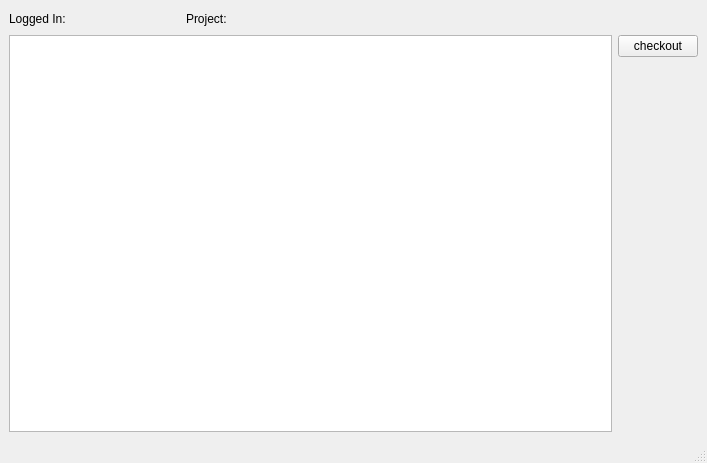
Above: mslib/msui/ui/ui_mscolab_version_history.ui from Open-MSS/MSS before the change. Below: the same form after it.
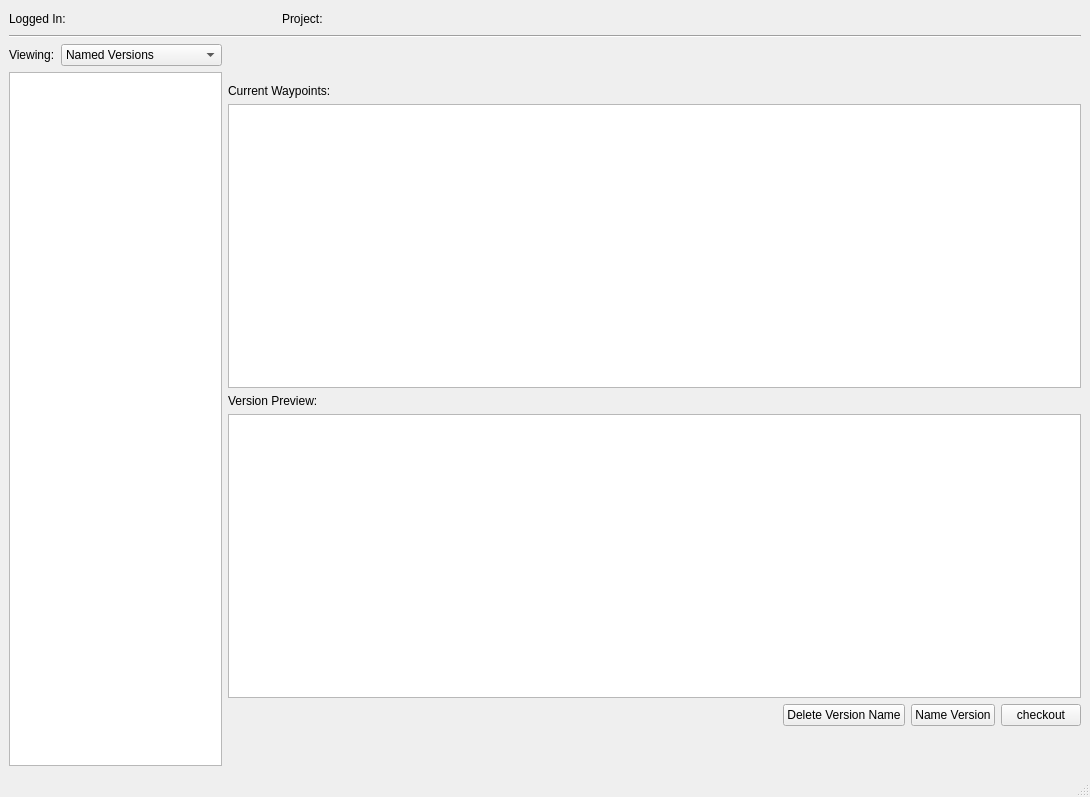
That is the form after the change.

Commit message: Completed version history window and removed autosave toggle from mscolab window and made it default

Patch:
```diff
--- a/mslib/msui/ui/ui_mscolab_version_history.ui
+++ b/mslib/msui/ui/ui_mscolab_version_history.ui
@@ -6,8 +6,8 @@
    <rect>
     <x>0</x>
     <y>0</y>
-    <width>707</width>
-    <height>463</height>
+    <width>1090</width>
+    <height>797</height>
    </rect>
   </property>
   <property name="windowTitle">
@@ -16,7 +16,7 @@
   <widget class="QWidget" name="centralwidget">
    <layout class="QGridLayout" name="gridLayout">
     <item row="0" column="0">
-     <layout class="QVBoxLayout" name="verticalLayout">
+     <layout class="QVBoxLayout" name="verticalLayout_3">
       <item>
        <layout class="QHBoxLayout" name="horizontalLayout_3" stretch="1,1,2">
         <property name="spacing">
@@ -67,25 +67,139 @@
        </layout>
       </item>
       <item>
-       <layout class="QHBoxLayout" name="horizontalLayout_6">
+       <widget class="Line" name="line">
+        <property name="orientation">
+         <enum>Qt::Horizontal</enum>
+        </property>
+       </widget>
+      </item>
+      <item>
+       <layout class="QHBoxLayout" name="horizontalLayout_4" stretch="1,4">
+        <item>
+         <layout class="QVBoxLayout" name="verticalLayout_2">
+          <item>
+           <layout class="QHBoxLayout" name="horizontalLayout">
+            <item>
+             <widget class="QLabel" name="label">
+              <property name="text">
+               <string>Viewing:</string>
+              </property>
+             </widget>
+            </item>
+            <item>
+             <widget class="QComboBox" name="versionFilterCB">
+              <property name="sizePolicy">
+               <sizepolicy hsizetype="Expanding" vsizetype="Fixed">
+                <horstretch>0</horstretch>
+                <verstretch>0</verstretch>
+               </sizepolicy>
+              </property>
+              <item>
+               <property name="text">
+                <string>Named Versions</string>
+               </property>
+              </item>
+              <item>
+               <property name="text">
+                <string>All Changes</string>
+               </property>
+              </item>
+             </widget>
+            </item>
+           </layout>
+          </item>
         <item>
          <widget class="QListWidget" name="changes">
+            <property name="textElideMode">
+             <enum>Qt::ElideNone</enum>
+            </property>
+            <property name="wordWrap">
+             <bool>true</bool>
+            </property>
+           </widget>
+          </item>
+         </layout>
+        </item>
+        <item>
+         <layout class="QVBoxLayout" name="verticalLayout" stretch="0,0,1,0,1,0,0">
+          <item>
+           <spacer name="verticalSpacer">
+            <property name="orientation">
+             <enum>Qt::Vertical</enum>
+            </property>
+            <property name="sizeHint" stdset="0">
+             <size>
+              <width>20</width>
+              <height>40</height>
+             </size>
+            </property>
+           </spacer>
+          </item>
+          <item>
+           <widget class="QLabel" name="label_3">
+            <property name="text">
+             <string>Current Waypoints:</string>
+            </property>
+           </widget>
+          </item>
+          <item>
+           <widget class="QTableView" name="currentWaypointsTable">
           <property name="sizePolicy">
-           <sizepolicy hsizetype="Expanding" vsizetype="MinimumExpanding">
+             <sizepolicy hsizetype="Expanding" vsizetype="Expanding">
             <horstretch>0</horstretch>
             <verstretch>0</verstretch>
            </sizepolicy>
           </property>
-          <property name="minimumSize">
+            <property name="editTriggers">
+             <set>QAbstractItemView::NoEditTriggers</set>
+            </property>
+           </widget>
+          </item>
+          <item>
+           <widget class="QLabel" name="label_2">
+            <property name="text">
+             <string>Version Preview:</string>
+            </property>
+           </widget>
+          </item>
+          <item>
+           <widget class="QTableView" name="changePreviewTable">
+            <property name="editTriggers">
+             <set>QAbstractItemView::NoEditTriggers</set>
+            </property>
+           </widget>
+          </item>
+          <item>
+           <layout class="QHBoxLayout" name="horizontalLayout_2">
+            <item>
+             <spacer name="horizontalSpacer_2">
+              <property name="orientation">
+               <enum>Qt::Horizontal</enum>
+              </property>
+              <property name="sizeHint" stdset="0">
            <size>
-            <width>400</width>
-            <height>280</height>
-           </size>
-          </property>
-         </widget>
-        </item>
-        <item alignment="Qt::AlignTop">
-         <widget class="QPushButton" name="checkout">
+                <width>40</width>
+                <height>20</height>
+               </size>
+              </property>
+             </spacer>
+            </item>
+            <item>
+             <widget class="QPushButton" name="deleteVersionNameBtn">
+              <property name="text">
+               <string>Delete Version Name</string>
+              </property>
+             </widget>
+            </item>
+            <item>
+             <widget class="QPushButton" name="nameVersionBtn">
+              <property name="text">
+               <string>Name Version</string>
+              </property>
+             </widget>
+            </item>
+            <item>
+             <widget class="QPushButton" name="checkoutBtn">
           <property name="text">
            <string>checkout</string>
           </property>
@@ -96,6 +210,23 @@
            <bool>false</bool>
           </property>
          </widget>
+            </item>
+           </layout>
+          </item>
+          <item>
+           <spacer name="verticalSpacer_2">
+            <property name="orientation">
+             <enum>Qt::Vertical</enum>
+            </property>
+            <property name="sizeHint" stdset="0">
+             <size>
+              <width>20</width>
+              <height>40</height>
+             </size>
+            </property>
+           </spacer>
+          </item>
+         </layout>
         </item>
        </layout>
       </item>
```
Lines whose indentation alone changed are shown as unchanged. The commit also changes 16 other files.
